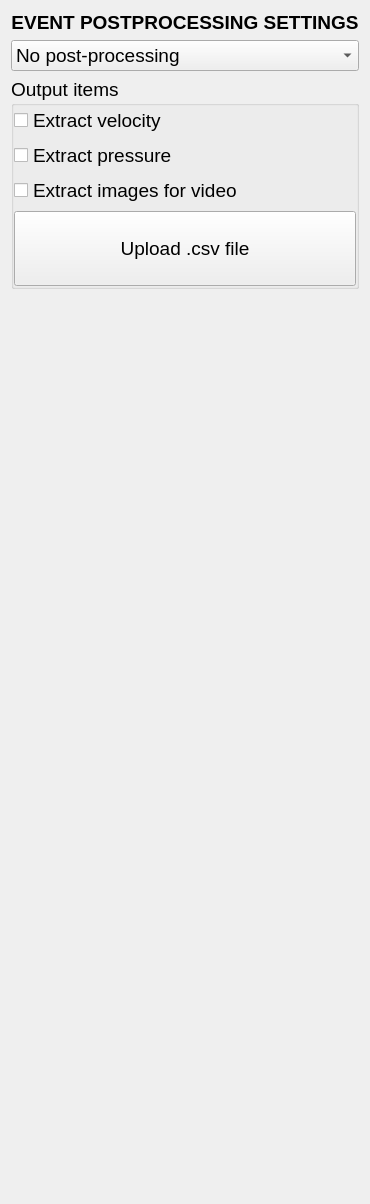
Above: EVENTS/GeoClawOpenFOAM/postprocess.ui from NHERI-SimCenter/HydroUQ before the change. Below: the same form after it.
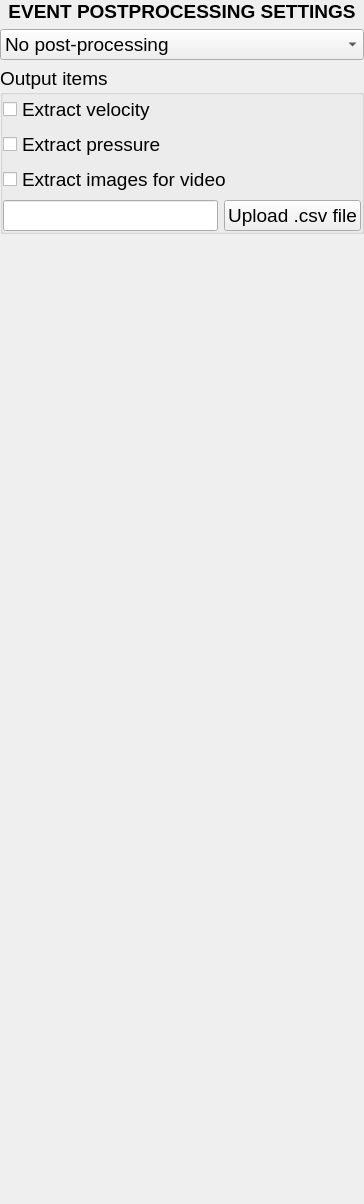
That is the form after the change.

Diff of the .ui file:
```diff
--- a/EVENTS/GeoClawOpenFOAM/postprocess.ui
+++ b/EVENTS/GeoClawOpenFOAM/postprocess.ui
@@ -14,6 +14,18 @@
    <string>Frame</string>
   </property>
   <layout class="QVBoxLayout" name="verticalLayout_3">
+   <property name="leftMargin">
+    <number>0</number>
+   </property>
+   <property name="topMargin">
+    <number>0</number>
+   </property>
+   <property name="rightMargin">
+    <number>0</number>
+   </property>
+   <property name="bottomMargin">
+    <number>0</number>
+   </property>
    <item>
     <widget class="QLabel" name="Lbl_H1">
      <property name="font">
@@ -112,6 +124,11 @@
          </widget>
         </item>
         <item>
+         <layout class="QHBoxLayout" name="horizontalLayout">
+          <item>
+           <widget class="QLineEdit" name="Led_Path"/>
+          </item>
+          <item>
          <widget class="QPushButton" name="Btn_UploadFiles">
           <property name="font">
            <font>
@@ -127,11 +144,11 @@
            <number>10000</number>
           </property>
           <property name="text">
-           <string>
-Upload .csv file
-</string>
-          </property>
-         </widget>
+             <string>Upload .csv file</string>
+            </property>
+           </widget>
+          </item>
+         </layout>
         </item>
        </layout>
       </item>
```
Lines whose indentation alone changed are shown as unchanged.
